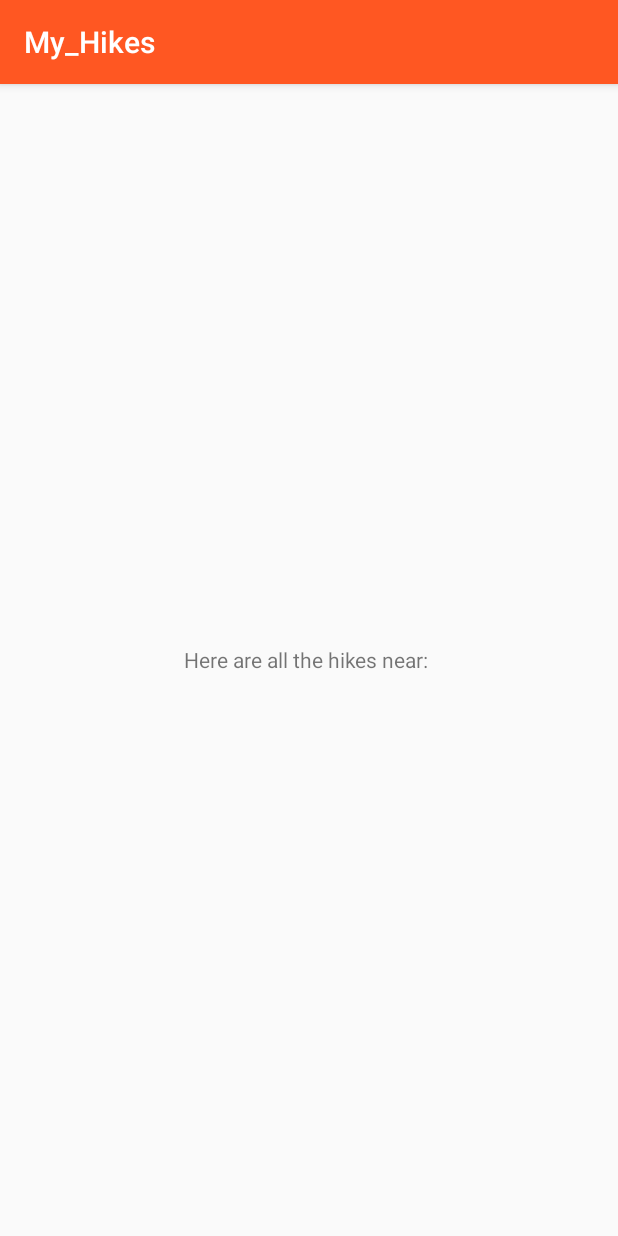
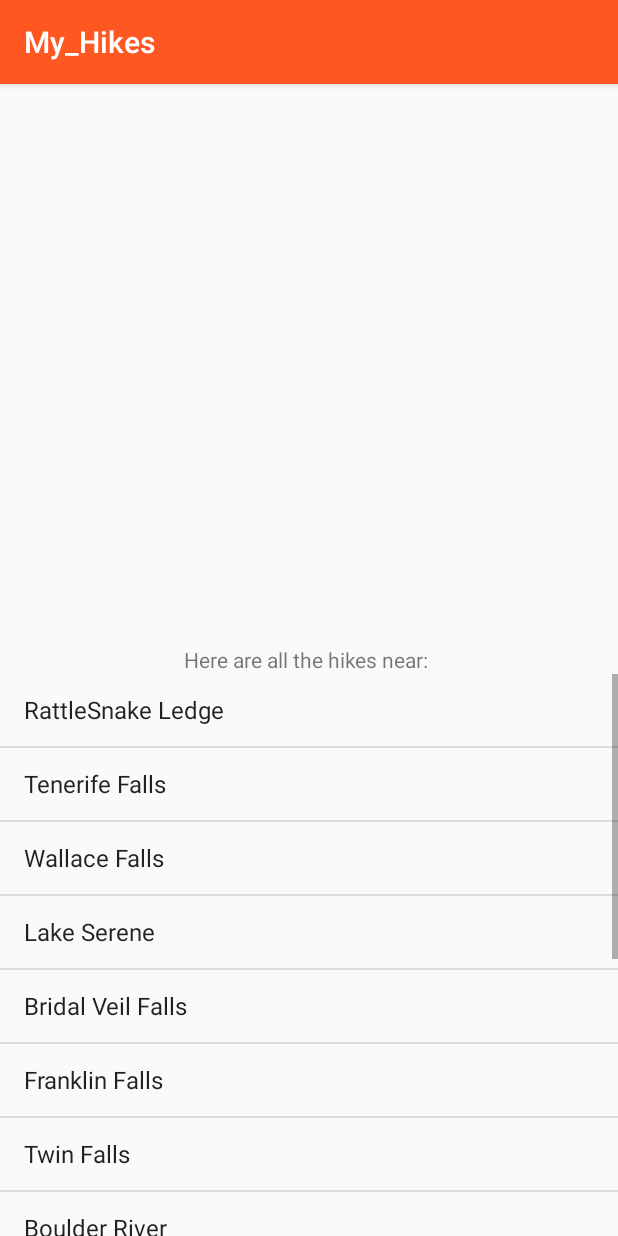
Before and after one commit to AlenaSG/MyHikes, an Android app: the screen it shows after launch (HikesActivity), after a tap on "FIND HIKES", on a phone screen of 412 x 824 dp. Run offline under Robolectric (Android 15) with nearby library versions, the phone set to English and light mode, and no system bars.

Commit message:
implement list view and array adapter

```diff
--- a/app/src/main/java/com/epicodus/my_hikes/HikesActivity.java
+++ b/app/src/main/java/com/epicodus/my_hikes/HikesActivity.java
@@ -3,16 +3,42 @@ package com.epicodus.my_hikes;
 import android.content.Intent;
 import android.support.v7.app.AppCompatActivity;
 import android.os.Bundle;
+import android.view.View;
+import android.widget.AdapterView;
+import android.widget.ArrayAdapter;
+import android.widget.ListView;
 import android.widget.TextView;
+import android.widget.Toast;
 
 public class HikesActivity extends AppCompatActivity {
     private TextView mLocationTextView;
+    private ListView mListView;
+    private String[] hikes = new String[] {"RattleSnake Ledge", "Tenerife Falls",
+            "Wallace Falls", "Lake Serene", "Bridal Veil Falls", "Franklin Falls",
+            "Twin Falls", "Boulder River", "Murhut Falls", "Marymere Falls",
+            "Carter Falls", "Myrtle Falls,", "Snoqualmie Falls",
+            "Bagley Lakes Loop", "Mirror Lake"};
 
     @Override
     protected void onCreate(Bundle savedInstanceState) {
         super.onCreate(savedInstanceState);
         setContentView(R.layout.activity_hikes);
+
+        mListView = (ListView) findViewById(R.id.listView);
         mLocationTextView = (TextView) findViewById(R.id.locationTextView);
+
+        ArrayAdapter adapter = new ArrayAdapter(this, android.R.layout.simple_list_item_1, hikes);
+        mListView.setAdapter(adapter);
+
+        mListView.setOnItemClickListener(new AdapterView.OnItemClickListener() {
+            @Override
+            public void onItemClick(AdapterView<?> adapterView, View view, int i, long l) {
+                String restaurant = ((TextView)view).getText().toString();
+                Toast.makeText(HikesActivity.this, restaurant, Toast.LENGTH_LONG).show();
+            }
+        });
+
+
         Intent intent = getIntent();
         String location = intent.getStringExtra("location");
         mLocationTextView.setText("Here are all the hikes near: " + location);
--- a/app/src/main/res/layout/activity_hikes.xml
+++ b/app/src/main/res/layout/activity_hikes.xml
@@ -13,4 +13,12 @@
         android:layout_centerVertical="true"
         android:layout_centerHorizontal="true" />
 
+    <ListView
+        android:layout_width="match_parent"
+        android:layout_height="wrap_content"
+        android:id="@+id/listView"
+        android:layout_below="@+id/locationTextView"
+        android:layout_alignParentRight="true"
+        android:layout_alignParentEnd="true" />
+
 </RelativeLayout>
```
